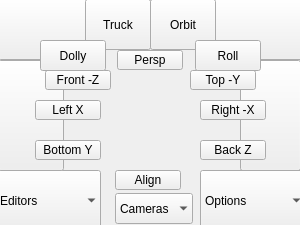
m3trik/Scripts_portable, file tk_ui/viewport.ui: the form before one commit.
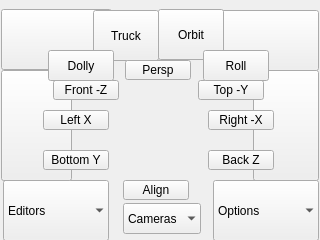
The form after the commit.

The edit to the form file:
```diff
--- a/tk_ui/viewport.ui
+++ b/tk_ui/viewport.ui
@@ -9,26 +9,26 @@
    <rect>
     <x>0</x>
     <y>0</y>
-    <width>300</width>
-    <height>225</height>
+    <width>320</width>
+    <height>240</height>
    </rect>
   </property>
   <property name="sizePolicy">
-   <sizepolicy hsizetype="Fixed" vsizetype="Fixed">
+   <sizepolicy hsizetype="Ignored" vsizetype="Ignored">
     <horstretch>0</horstretch>
     <verstretch>0</verstretch>
    </sizepolicy>
   </property>
   <property name="minimumSize">
    <size>
-    <width>300</width>
-    <height>225</height>
+    <width>0</width>
+    <height>0</height>
    </size>
   </property>
   <property name="maximumSize">
    <size>
-    <width>300</width>
-    <height>225</height>
+    <width>1000</width>
+    <height>850</height>
    </size>
   </property>
   <property name="windowTitle">
@@ -44,12 +44,18 @@
    <set>QMainWindow::AllowNestedDocks|QMainWindow::AllowTabbedDocks|QMainWindow::AnimatedDocks|QMainWindow::ForceTabbedDocks</set>
   </property>
   <widget class="QWidget" name="mainWindow">
+   <property name="sizePolicy">
+    <sizepolicy hsizetype="Ignored" vsizetype="Ignored">
+     <horstretch>0</horstretch>
+     <verstretch>0</verstretch>
+    </sizepolicy>
+   </property>
    <widget class="QPushButton" name="v008">
     <property name="geometry">
      <rect>
-      <x>-2</x>
-      <y>-1</y>
-      <width>106</width>
+      <x>1</x>
+      <y>9</y>
+      <width>111</width>
       <height>61</height>
      </rect>
     </property>
@@ -60,9 +66,9 @@
    <widget class="QPushButton" name="v009">
     <property name="geometry">
      <rect>
-      <x>198</x>
-      <y>-1</y>
-      <width>106</width>
+      <x>208</x>
+      <y>10</y>
+      <width>111</width>
       <height>61</height>
      </rect>
     </property>
@@ -79,9 +85,9 @@
    <widget class="QPushButton" name="v014">
     <property name="geometry">
      <rect>
-      <x>-2</x>
-      <y>60</y>
-      <width>66</width>
+      <x>1</x>
+      <y>70</y>
+      <width>71</width>
       <height>111</height>
      </rect>
     </property>
@@ -92,9 +98,9 @@
    <widget class="QPushButton" name="v015">
     <property name="geometry">
      <rect>
-      <x>240</x>
-      <y>60</y>
-      <width>61</width>
+      <x>253</x>
+      <y>70</y>
+      <width>66</width>
       <height>111</height>
      </rect>
     </property>
@@ -105,8 +111,8 @@
    <widget class="QComboBox" name="cmb000">
     <property name="geometry">
      <rect>
-      <x>-5</x>
-      <y>170</y>
+      <x>3</x>
+      <y>180</y>
       <width>106</width>
       <height>61</height>
      </rect>
@@ -147,8 +153,8 @@
    <widget class="QComboBox" name="cmb002">
     <property name="geometry">
      <rect>
-      <x>200</x>
-      <y>170</y>
+      <x>213</x>
+      <y>180</y>
       <width>106</width>
       <height>61</height>
      </rect>
@@ -189,8 +195,8 @@
    <widget class="QComboBox" name="cmb001">
     <property name="geometry">
      <rect>
-      <x>115</x>
-      <y>193</y>
+      <x>123</x>
+      <y>203</y>
       <width>68</width>
       <height>31</height>
      </rect>
@@ -234,8 +240,8 @@
     </property>
     <property name="geometry">
      <rect>
-      <x>40</x>
-      <y>40</y>
+      <x>48</x>
+      <y>50</y>
       <width>66</width>
       <height>31</height>
      </rect>
@@ -253,8 +259,8 @@
     </property>
     <property name="geometry">
      <rect>
-      <x>195</x>
-      <y>40</y>
+      <x>203</x>
+      <y>50</y>
       <width>66</width>
       <height>31</height>
      </rect>
@@ -272,8 +278,8 @@
     </property>
     <property name="geometry">
      <rect>
-      <x>85</x>
-      <y>-1</y>
+      <x>93</x>
+      <y>10</y>
       <width>66</width>
       <height>51</height>
      </rect>
@@ -291,8 +297,8 @@
     </property>
     <property name="geometry">
      <rect>
-      <x>150</x>
-      <y>-1</y>
+      <x>158</x>
+      <y>9</y>
       <width>66</width>
       <height>51</height>
      </rect>
@@ -307,8 +313,8 @@
    <widget class="QPushButton" name="v007">
     <property name="geometry">
      <rect>
-      <x>115</x>
-      <y>170</y>
+      <x>123</x>
+      <y>180</y>
       <width>66</width>
       <height>20</height>
      </rect>
@@ -320,8 +326,8 @@
    <widget class="QPushButton" name="v006">
     <property name="geometry">
      <rect>
-      <x>35</x>
-      <y>140</y>
+      <x>43</x>
+      <y>150</y>
       <width>66</width>
       <height>20</height>
      </rect>
@@ -333,8 +339,8 @@
    <widget class="QPushButton" name="v000">
     <property name="geometry">
      <rect>
-      <x>200</x>
-      <y>140</y>
+      <x>208</x>
+      <y>150</y>
       <width>66</width>
       <height>20</height>
      </rect>
@@ -346,8 +352,8 @@
    <widget class="QPushButton" name="v002">
     <property name="geometry">
      <rect>
-      <x>200</x>
-      <y>100</y>
+      <x>208</x>
+      <y>110</y>
       <width>66</width>
       <height>20</height>
      </rect>
@@ -359,8 +365,8 @@
    <widget class="QPushButton" name="v003">
     <property name="geometry">
      <rect>
-      <x>35</x>
-      <y>100</y>
+      <x>43</x>
+      <y>110</y>
       <width>66</width>
       <height>20</height>
      </rect>
@@ -372,8 +378,8 @@
    <widget class="QPushButton" name="v005">
     <property name="geometry">
      <rect>
-      <x>45</x>
-      <y>70</y>
+      <x>53</x>
+      <y>80</y>
       <width>66</width>
       <height>20</height>
      </rect>
@@ -385,8 +391,8 @@
    <widget class="QPushButton" name="v001">
     <property name="geometry">
      <rect>
-      <x>190</x>
-      <y>70</y>
+      <x>198</x>
+      <y>80</y>
       <width>66</width>
       <height>20</height>
      </rect>
@@ -398,8 +404,8 @@
    <widget class="QPushButton" name="v004">
     <property name="geometry">
      <rect>
-      <x>117</x>
-      <y>50</y>
+      <x>125</x>
+      <y>60</y>
       <width>66</width>
       <height>20</height>
      </rect>
```
